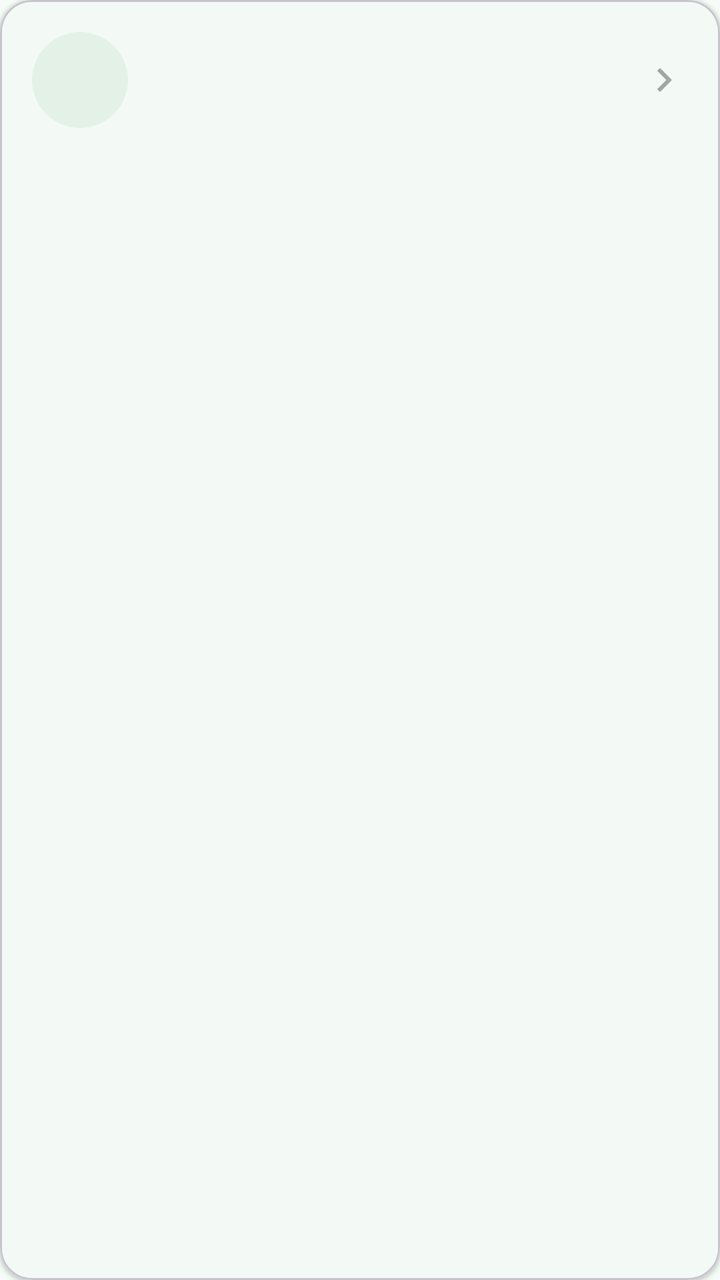
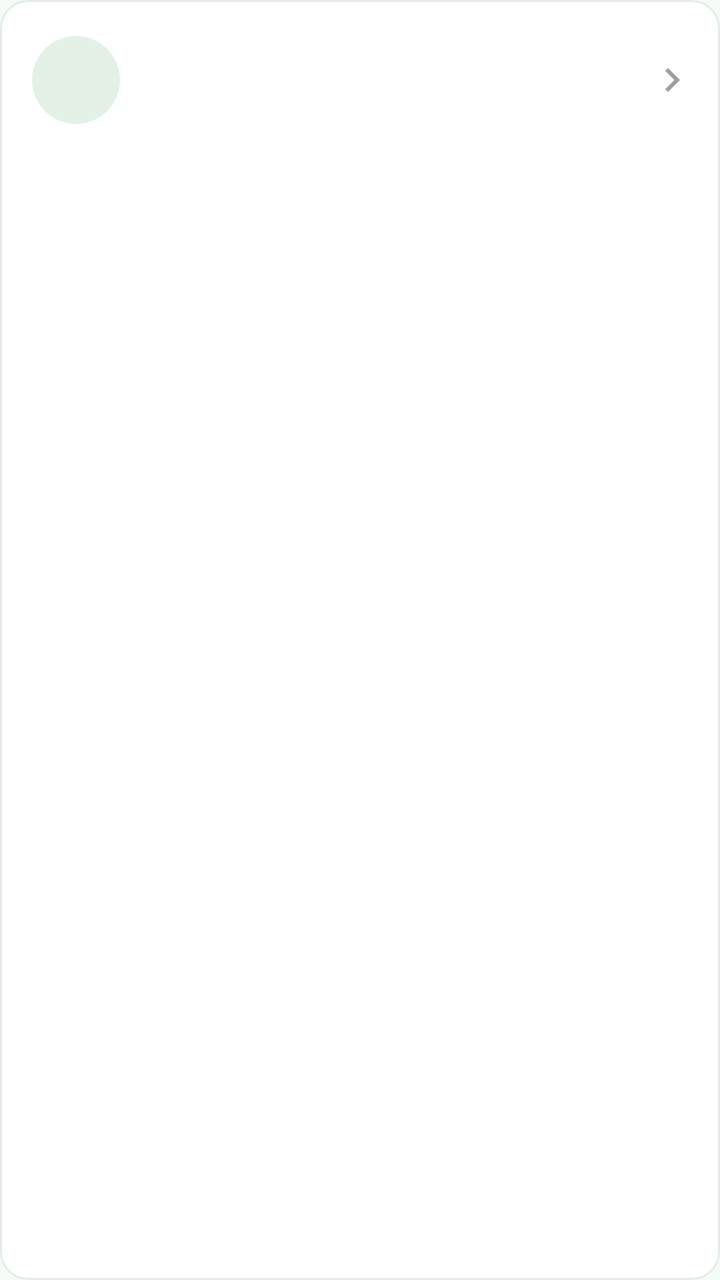

The first picture is an Android layout as it rendered before a commit; the second is the same layout after the commit. The layout source and the unified diff follow.
<!-- AndroidManifest.xml: application theme Theme.PlantDiseases -->
<!-- res/layout/item_guide.xml -->
<?xml version="1.0" encoding="utf-8"?>
<com.google.android.material.card.MaterialCardView
    xmlns:android="http://schemas.android.com/apk/res/android"
    xmlns:app="http://schemas.android.com/apk/res-auto"
    android:layout_width="match_parent"
    android:layout_height="wrap_content"
    android:layout_marginBottom="12dp"
    android:clickable="true"
    android:focusable="true"
    android:foreground="?attr/selectableItemBackground"
    app:cardCornerRadius="16dp"
    app:cardElevation="1dp"
    app:cardBackgroundColor="@color/surface"
    app:rippleColor="@color/primary_light">

    <LinearLayout
        android:layout_width="match_parent"
        android:layout_height="wrap_content"
        android:orientation="horizontal"
        android:gravity="center_vertical"
        android:padding="16dp">

        <ImageView
            android:id="@+id/iv_icon"
            android:layout_width="48dp"
            android:layout_height="48dp"
            android:padding="8dp"
            android:background="@drawable/bg_icon_circle"
            android:contentDescription="@string/tab_guide"
            app:tint="@color/primary" />

        <LinearLayout
            android:layout_width="0dp"
            android:layout_height="wrap_content"
            android:layout_weight="1"
            android:layout_marginStart="16dp"
            android:orientation="vertical">

            <TextView
                android:id="@+id/tv_title"
                android:layout_width="match_parent"
                android:layout_height="wrap_content"
                android:textSize="16sp"
                android:textColor="@color/on_surface"
                android:fontFamily="sans-serif-medium" />

            <TextView
                android:id="@+id/tv_description"
                android:layout_width="match_parent"
                android:layout_height="wrap_content"
                android:layout_marginTop="4dp"
                android:textSize="13sp"
                android:textColor="@color/on_surface_secondary"
                android:maxLines="2"
                android:ellipsize="end" />

        </LinearLayout>

        <ImageView
            android:layout_width="24dp"
            android:layout_height="24dp"
            android:layout_marginStart="8dp"
            android:src="@drawable/ic_chevron_right"
            android:importantForAccessibility="no"
            app:tint="@color/on_surface_secondary"
            android:alpha="0.5" />

    </LinearLayout>

</com.google.android.material.card.MaterialCardView>
<!-- resources referenced by this layout -->
<resources>
  <color name="on_surface">#121A13</color>
  <color name="on_surface_secondary">#4A5549</color>
  <color name="primary">#1F8A4C</color>
  <color name="primary_light">#DDF5E4</color>
  <color name="surface">#FFFFFF</color>
  <!-- drawable bg_icon_circle (drawable) -->
  <?xml version="1.0" encoding="utf-8"?>
  <shape xmlns:android="http://schemas.android.com/apk/res/android" android:shape="oval">
      <solid android:color="@color/icon_bg" />
  </shape>
  <!-- drawable ic_chevron_right (drawable) -->
  <vector xmlns:android="http://schemas.android.com/apk/res/android" android:width="24dp" android:height="24dp" android:viewportWidth="24" android:viewportHeight="24">
      <path android:fillColor="#000000" android:pathData="M10,6L8.59,7.41 13.17,12l-4.58,4.59L10,18l6,-6z"/>
  </vector>
  <string name="tab_guide">Guide</string>
  <style name="Theme.PlantDiseases" parent="Theme.Material3.DayNight.NoActionBar">
          <item name="colorPrimary">@color/primary</item>
          <item name="colorPrimaryDark">@color/primary_dark</item>
          <item name="colorOnPrimary">@color/on_primary</item>
          <item name="colorPrimaryContainer">@color/primary_light</item>
          <item name="colorSecondary">@color/secondary</item>
          <item name="colorOnSecondary">@color/on_secondary</item>
          <item name="colorSecondaryContainer">@color/primary_light</item>
          <item name="android:colorBackground">@color/background</item>
          <item name="colorSurface">@color/surface</item>
          <item name="colorSurfaceVariant">@color/surface_variant</item>
          <item name="colorOnSurface">@color/on_surface</item>
          <item name="colorOnSurfaceVariant">@color/on_surface_secondary</item>
          
          <item name="android:statusBarColor">@android:color/transparent</item>
          <item name="android:windowLightStatusBar">false</item>
          <item name="android:navigationBarColor">@color/surface</item>
      </style>
  <color name="icon_bg">#E4F1E7</color>
  <color name="primary_dark">#0D4A2A</color>
  <color name="on_primary">#FFFFFF</color>
  <color name="secondary">#7ED957</color>
  <color name="on_secondary">#FFFFFF</color>
  <color name="background">#F5FBF6</color>
  <color name="surface_variant">#EDF5EE</color>
</resources>

<!-- the commit's change to res/layout/item_guide.xml (unified diff, before → after) -->
@@ -4,27 +4,33 @@
     xmlns:app="http://schemas.android.com/apk/res-auto"
     android:layout_width="match_parent"
     android:layout_height="wrap_content"
-    android:layout_marginBottom="12dp"
+    android:layout_marginBottom="8dp"
     android:clickable="true"
     android:focusable="true"
     android:foreground="?attr/selectableItemBackground"
-    app:cardCornerRadius="16dp"
-    app:cardElevation="1dp"
+    app:cardCornerRadius="14dp"
+    app:cardElevation="0dp"
+    app:strokeWidth="1dp"
+    app:strokeColor="@color/card_stroke"
     app:cardBackgroundColor="@color/surface"
     app:rippleColor="@color/primary_light">
 
     <LinearLayout
         android:layout_width="match_parent"
         android:layout_height="wrap_content"
+        android:minHeight="80dp"
         android:orientation="horizontal"
         android:gravity="center_vertical"
-        android:padding="16dp">
+        android:paddingStart="16dp"
+        android:paddingTop="14dp"
+        android:paddingEnd="12dp"
+        android:paddingBottom="14dp">
 
         <ImageView
             android:id="@+id/iv_icon"
-            android:layout_width="48dp"
-            android:layout_height="48dp"
-            android:padding="8dp"
+            android:layout_width="44dp"
+            android:layout_height="44dp"
+            android:padding="9dp"
             android:background="@drawable/bg_icon_circle"
             android:contentDescription="@string/tab_guide"
             app:tint="@color/primary" />
@@ -33,7 +39,8 @@
             android:layout_width="0dp"
             android:layout_height="wrap_content"
             android:layout_weight="1"
-            android:layout_marginStart="16dp"
+            android:layout_marginStart="14dp"
+            android:gravity="center_vertical"
             android:orientation="vertical">
 
             <TextView
@@ -42,7 +49,9 @@
                 android:layout_height="wrap_content"
                 android:textSize="16sp"
                 android:textColor="@color/on_surface"
-                android:fontFamily="sans-serif-medium" />
+                android:fontFamily="sans-serif-medium"
+                android:maxLines="2"
+                android:ellipsize="end" />
 
             <TextView
                 android:id="@+id/tv_description"
@@ -63,7 +72,7 @@
             android:src="@drawable/ic_chevron_right"
             android:importantForAccessibility="no"
             app:tint="@color/on_surface_secondary"
-            android:alpha="0.5" />
+            android:alpha="0.55" />
 
     </LinearLayout>
 
<!-- resource entries referenced after the edit -->
@@ -1,5 +1,6 @@
 <!-- resources referenced by this layout -->
 <resources>
+  <color name="card_stroke">#E3ECE5</color>
   <color name="on_surface">#121A13</color>
   <color name="on_surface_secondary">#4A5549</color>
   <color name="primary">#1F8A4C</color>
